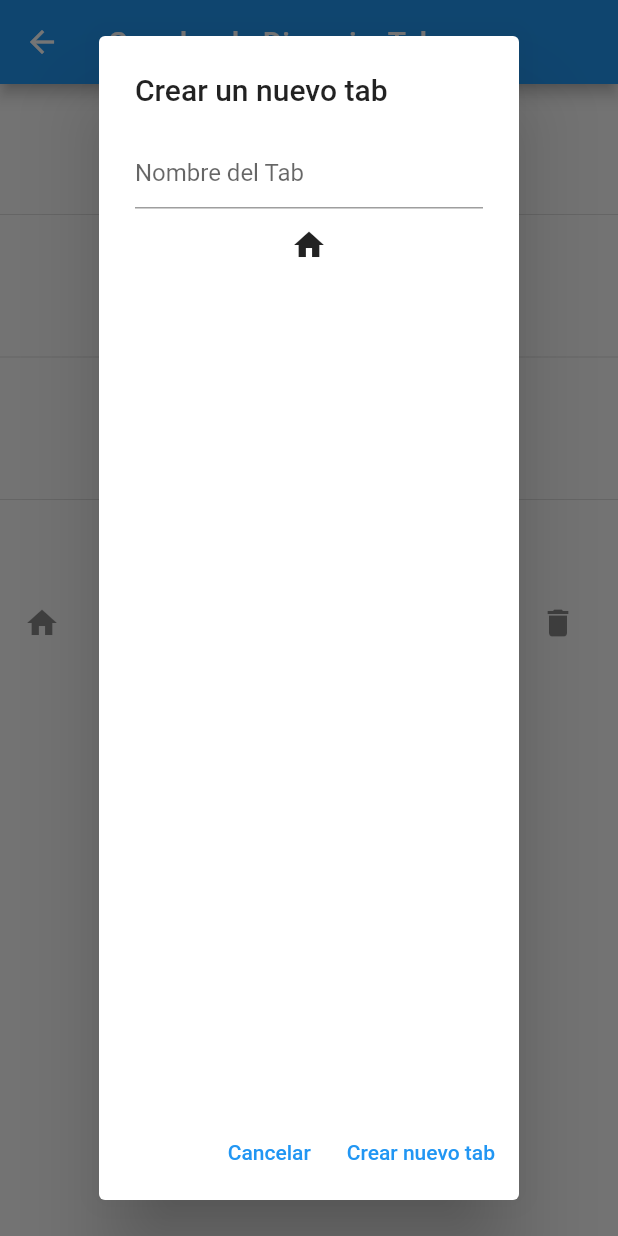
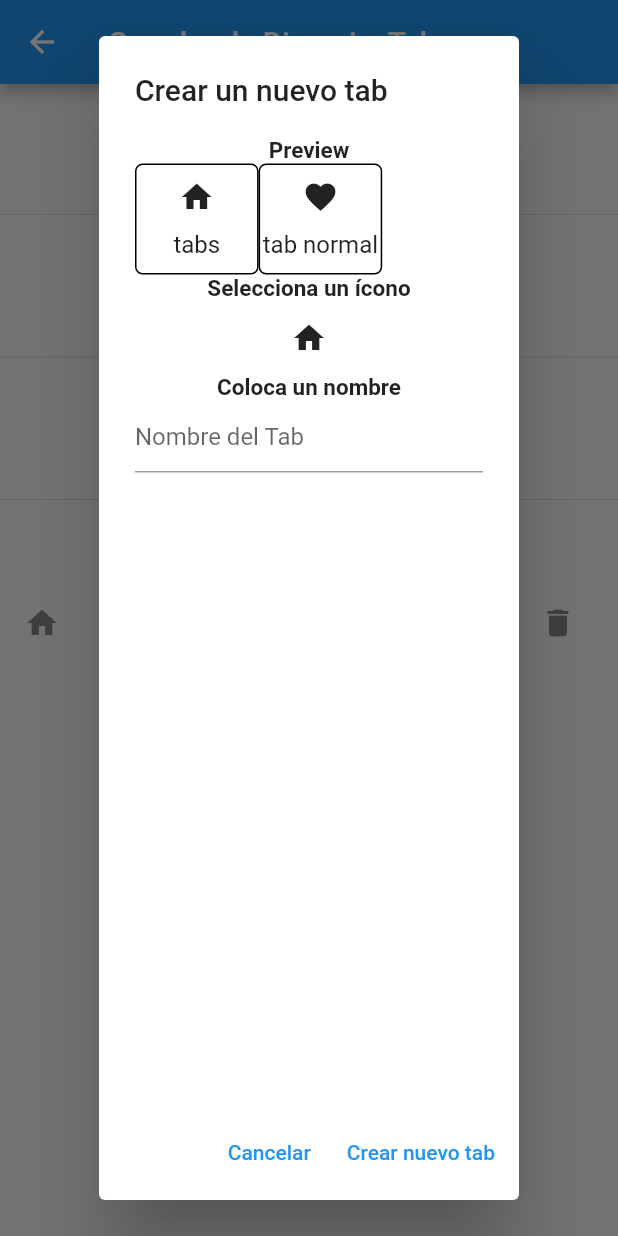
Before and after one commit to MagnoDaza/separado, a Flutter app: the TabCreatorPage screen opened directly, after a tap on "Crear un nuevo tab", on a phone screen of 412 x 824 dp. Run offline on Flutter 3.47's test engine with Material 2 defaults, Android fonts, the phone set to English and light mode, and no system bars; our stand-ins replace fluttertoast.

Commit message:
ahora se puede ver el preview del tabs cuando se crea

```diff
--- a/lib/new_tab_dialog.dart
+++ b/lib/new_tab_dialog.dart
@@ -4,6 +4,7 @@ import 'package:fluttertoast/fluttertoast.dart';
 import 'package:provider/provider.dart';
 import 'icon_list.dart';
 import 'tab_provider.dart';
+import 'tab_preview.dart'; // Import TabPreview
 
 class NewTabDialog extends StatefulWidget {
   final int? tabIndex;
@@ -15,7 +16,7 @@ class NewTabDialog extends StatefulWidget {
 
 class _NewTabDialogState extends State<NewTabDialog> {
   TextEditingController? _textController;
-  IconData? _icon;
+  ValueNotifier<IconData>? _icon;
 
   @override
   void initState() {
@@ -26,12 +27,13 @@ class _NewTabDialogState extends State<NewTabDialog> {
             .myTabs[widget.tabIndex!]
             .text,
       );
-      _icon = Provider.of<TabProvider>(context, listen: false)
-          .myTabs[widget.tabIndex!]
-          .icon;
+      _icon = ValueNotifier<IconData>(
+          Provider.of<TabProvider>(context, listen: false)
+              .myTabs[widget.tabIndex!]
+              .icon);
     } else {
       _textController = TextEditingController();
-      _icon = Icons.home;
+      _icon = ValueNotifier<IconData>(Icons.home);
     }
   }
 
@@ -42,12 +44,25 @@ class _NewTabDialogState extends State<NewTabDialog> {
           Text(widget.tabIndex != null ? 'Editar Tab' : 'Crear un nuevo tab'),
       content: Column(
         children: <Widget>[
-          TextField(
-            controller: _textController,
-            decoration: InputDecoration(hintText: "Nombre del Tab"),
-          ),
+          Text('Preview',
+              style: TextStyle(fontWeight: FontWeight.bold, fontSize: 15)),
+          // Add TabPreview here
+          if (_textController != null && _icon != null)
+            ValueListenableBuilder<IconData>(
+              valueListenable: _icon!,
+              builder: (context, value, child) {
+                return TabPreview(text: _textController!.text, icon: value);
+              },
+            ),
+          Text('Selecciona un ícono',
+              style: TextStyle(fontWeight: FontWeight.bold, fontSize: 15)),
           IconButton(
-            icon: Icon(_icon),
+            icon: ValueListenableBuilder<IconData>(
+              valueListenable: _icon!,
+              builder: (context, value, child) {
+                return Icon(value);
+              },
+            ),
             onPressed: () async {
               IconData? selectedIcon = await showDialog<IconData>(
                 context: context,
@@ -58,11 +73,15 @@ class _NewTabDialogState extends State<NewTabDialog> {
                 },
               );
               if (selectedIcon != null) {
-                setState(() {
-                  _icon = selectedIcon;
-                });
+                _icon!.value = selectedIcon;
               }
             },
+          ),
+          Text('Coloca un nombre',
+              style: TextStyle(fontWeight: FontWeight.bold, fontSize: 15)),
+          TextField(
+            controller: _textController,
+            decoration: InputDecoration(hintText: "Nombre del Tab"),
           ),
         ],
       ),
@@ -80,8 +99,8 @@ class _NewTabDialogState extends State<NewTabDialog> {
                 _icon != null &&
                 _textController!.text.isNotEmpty) {
               if (widget.tabIndex != null) {
-                Provider.of<TabProvider>(context, listen: false)
-                    .updateTab(widget.tabIndex!, _textController!.text, _icon!);
+                Provider.of<TabProvider>(context, listen: false).updateTab(
+                    widget.tabIndex!, _textController!.text, _icon!.value);
                 Fluttertoast.showToast(
                   msg: "Tab actualizado",
                   toastLength: Toast.LENGTH_SHORT,
@@ -100,7 +119,7 @@ class _NewTabDialogState extends State<NewTabDialog> {
                   );
                 } else {
                   Provider.of<TabProvider>(context, listen: false)
-                      .addTab(_textController!.text, _icon!);
+                      .addTab(_textController!.text, _icon!.value);
                   Fluttertoast.showToast(
                     msg: "Tab creado",
                     toastLength: Toast.LENGTH_SHORT,
--- /dev/null
+++ b/lib/tab_preview.dart
@@ -0,0 +1,41 @@
+// File: tab_preview.dart
+import 'package:flutter/material.dart';
+
+class TabPreview extends StatelessWidget {
+  final String text;
+  final IconData icon;
+
+  TabPreview({required this.text, required this.icon});
+
+  @override
+  Widget build(BuildContext context) {
+    return Row(
+      mainAxisAlignment: MainAxisAlignment.start,
+      children: [
+        Container(
+          width: MediaQuery.of(context).size.width / 5,
+          decoration: BoxDecoration(
+            border: Border.all(color: Colors.black),
+            borderRadius: BorderRadius.circular(5),
+          ),
+          child: Tab(
+            text: 'tabs',
+            icon: Icon(icon),
+          ),
+        ),
+        const SizedBox(height: 0),
+        Container(
+          width: MediaQuery.of(context).size.width / 5,
+          decoration: BoxDecoration(
+            border: Border.all(color: Colors.black),
+            borderRadius: BorderRadius.circular(5),
+          ),
+          child: const Tab(
+            text: 'tab normal',
+            icon: Icon(Icons.favorite),
+          ),
+        ),
+      ],
+    );
+  }
+}
```
Also changed, not shown: lib/edit_tabs_dialog.dart (+109 -54 lines), lib/show_hide_tabs_page.dart (+11 -11 lines).
